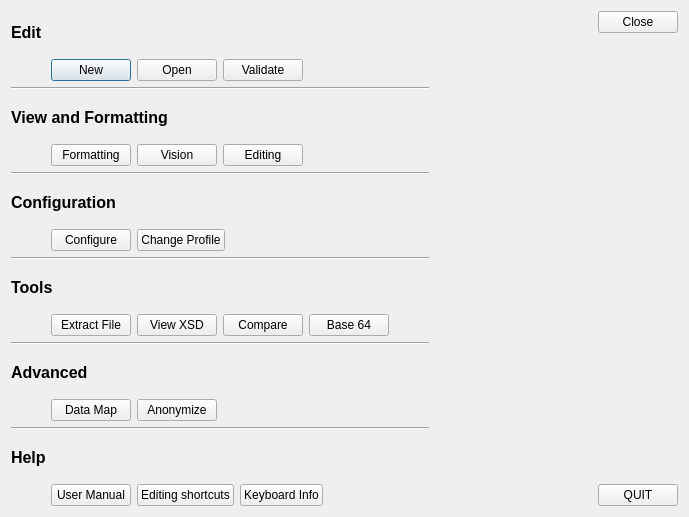
lbellonda/qxmledit, file src/modules/help/guidedoperationsdialog.ui: the form before one commit.
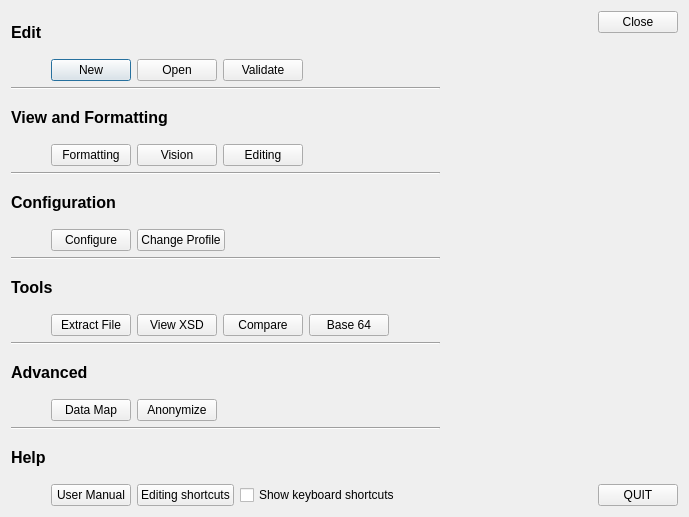
The form after the commit. Icons and pictures are not drawn.

Commit message: b-173 Replaced button with checkbox in gad.

Patch:
```diff
--- a/src/modules/help/guidedoperationsdialog.ui
+++ b/src/modules/help/guidedoperationsdialog.ui
@@ -727,19 +727,15 @@
         </widget>
        </item>
        <item>
-        <widget class="QPushButton" name="cmdShowKeyboardInfo">
+        <widget class="QCheckBox" name="cmdShowKeyboardInfo">
+         <property name="focusPolicy">
+          <enum>Qt::ClickFocus</enum>
+         </property>
          <property name="toolTip">
           <string>Show or hide the keyboard shortcuts information dialog.</string>
          </property>
          <property name="text">
-          <string>Keyboard Info</string>
-         </property>
-         <property name="icon">
-          <iconset resource="../../risorse.qrc">
-           <normaloff>:/special/viewksh</normaloff>:/special/viewksh</iconset>
-         </property>
-         <property name="checkable">
-          <bool>true</bool>
+          <string>Show keyboard shortcuts</string>
          </property>
         </widget>
        </item>
```
Left out of the diff: 3 changed lines with no effect on the pictures. The commit also changes 5 other files.
